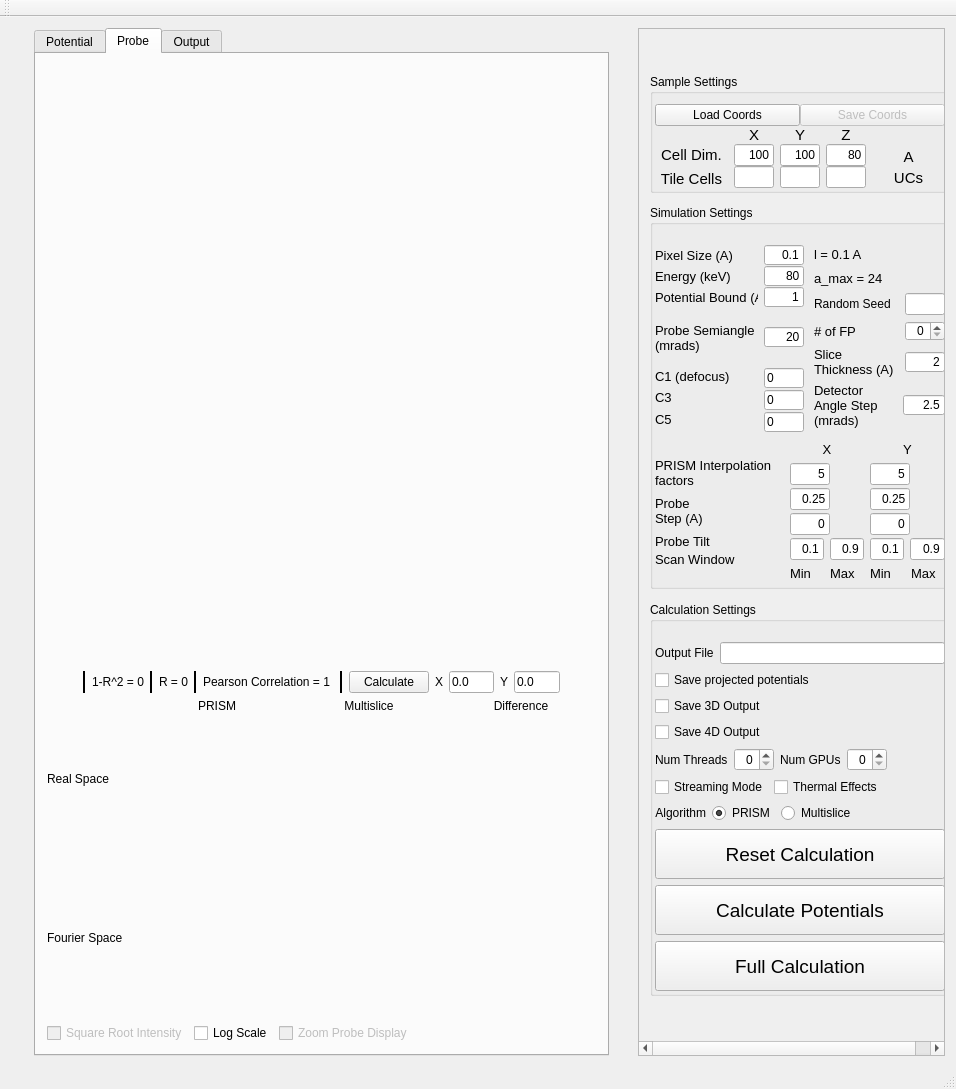
Old version of the form Qt/prismmainwindow.ui in the repository prism-em/prismatic.
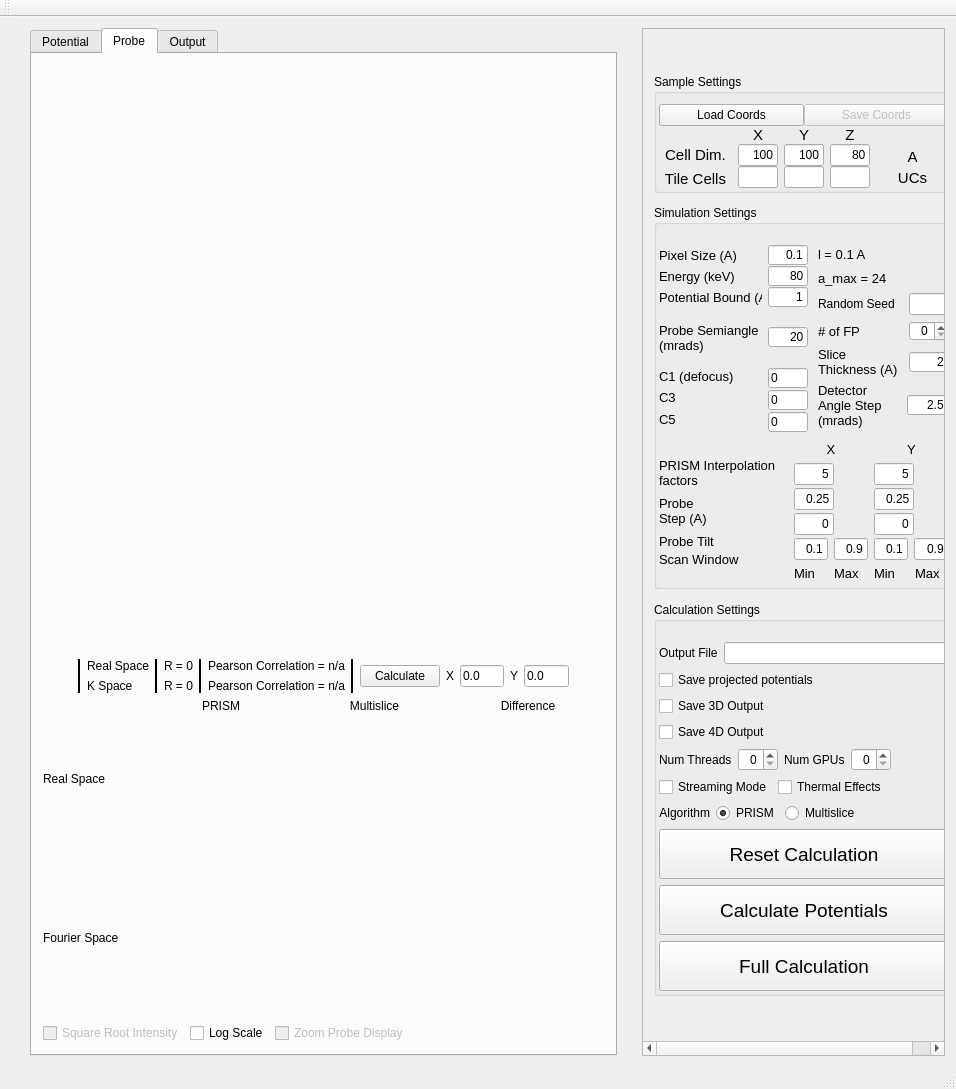
New version of the form. Icons and pictures are not drawn.

The edit to the form file:
```diff
--- a/Qt/prismmainwindow.ui
+++ b/Qt/prismmainwindow.ui
@@ -299,11 +299,22 @@
            </widget>
           </item>
           <item>
-           <widget class="QLabel" name="label_39">
+           <layout class="QVBoxLayout" name="verticalLayout_32">
+            <item>
+             <widget class="QLabel" name="label_38">
             <property name="text">
-             <string>1-R^2 = 0</string>
-            </property>
-           </widget>
+               <string>Real Space</string>
+              </property>
+             </widget>
+            </item>
+            <item>
+             <widget class="QLabel" name="label_37">
+              <property name="text">
+               <string>K Space</string>
+              </property>
+             </widget>
+            </item>
+           </layout>
           </item>
           <item>
            <widget class="Line" name="line">
@@ -322,11 +333,22 @@
            </widget>
           </item>
           <item>
-           <widget class="QLabel" name="label_42">
+           <layout class="QVBoxLayout" name="verticalLayout_33">
+            <item>
+             <widget class="QLabel" name="lbl_R_real">
             <property name="text">
              <string>R = 0</string>
             </property>
            </widget>
+            </item>
+            <item>
+             <widget class="QLabel" name="lbl_R_k">
+              <property name="text">
+               <string>R = 0</string>
+              </property>
+             </widget>
+            </item>
+           </layout>
           </item>
           <item>
            <widget class="Line" name="line_2">
@@ -342,14 +364,25 @@
            </widget>
           </item>
           <item>
-           <widget class="QLabel" name="label_40">
+           <layout class="QVBoxLayout" name="verticalLayout_34">
+            <item>
+             <widget class="QLabel" name="lbl_pears_real">
             <property name="text">
-             <string>Pearson Correlation = 1 </string>
+               <string>Pearson Correlation = n/a</string>
             </property>
             <property name="wordWrap">
              <bool>false</bool>
             </property>
            </widget>
+            </item>
+            <item>
+             <widget class="QLabel" name="lbl_pears_k">
+              <property name="text">
+               <string>Pearson Correlation = n/a</string>
+              </property>
+             </widget>
+            </item>
+           </layout>
           </item>
           <item>
            <widget class="Line" name="line_3">
```
Lines whose indentation alone changed are shown as unchanged.
